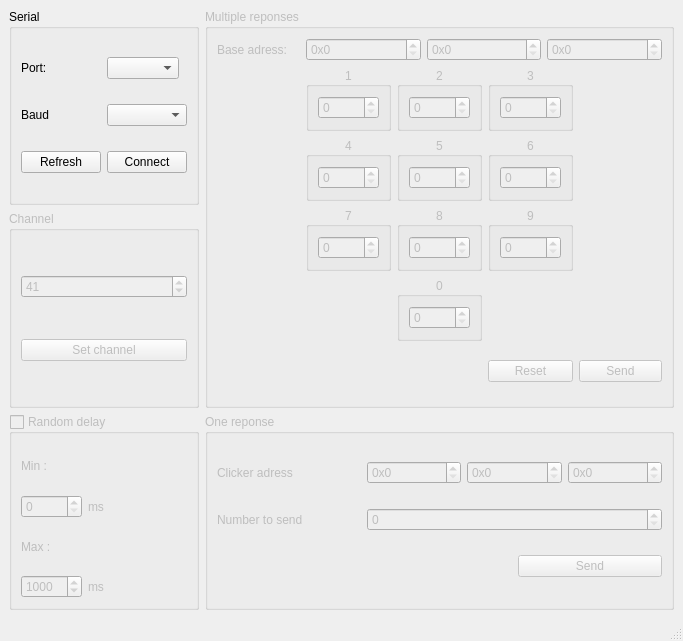
The window that fakeClickerController/window.ui (Robotechnic/fakeClicker) describes before a commit, drawn with Qt 5.
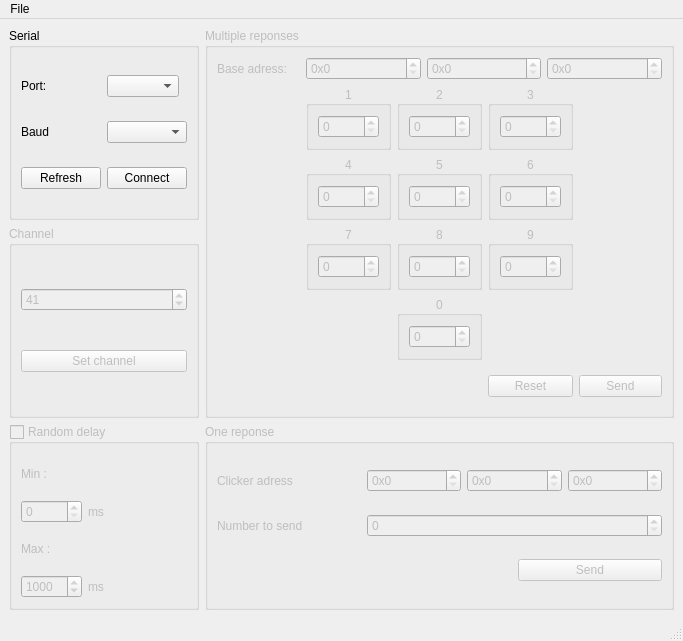
The same window after the commit.

Commit message: add send and multiple send interface

The edit to the form file:
```diff
--- a/fakeClickerController/window.ui
+++ b/fakeClickerController/window.ui
@@ -613,6 +613,13 @@
      <height>23</height>
     </rect>
    </property>
+   <widget class="QMenu" name="menuFile">
+    <property name="title">
+     <string>File</string>
+    </property>
+    <addaction name="actionQuit"/>
+   </widget>
+   <addaction name="menuFile"/>
   </widget>
   <widget class="QStatusBar" name="statusbar"/>
  </widget>
```
Left out of the diff: 8 changed lines with no effect on the pictures. The commit also changes 3 other files.
